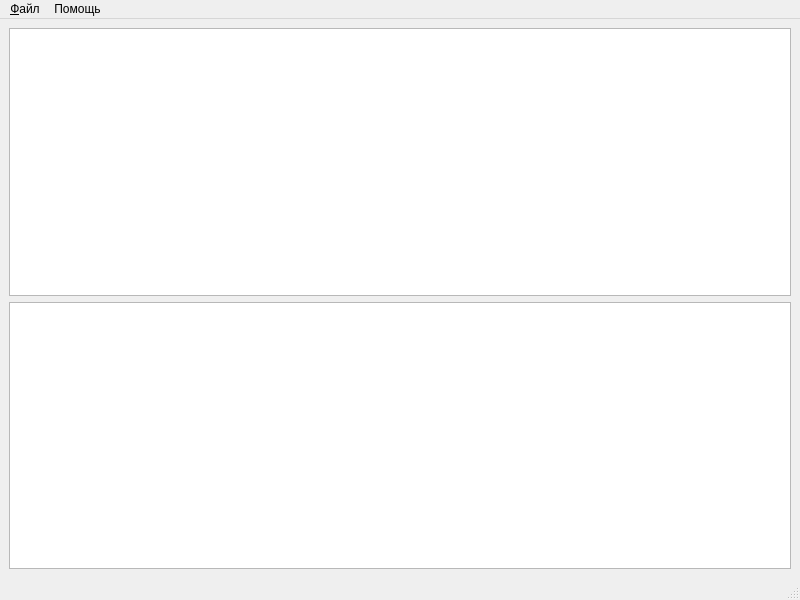
This is mainwindow.ui in legitnick/qt-check as Qt 5 draws it before an edit. The edited form follows.
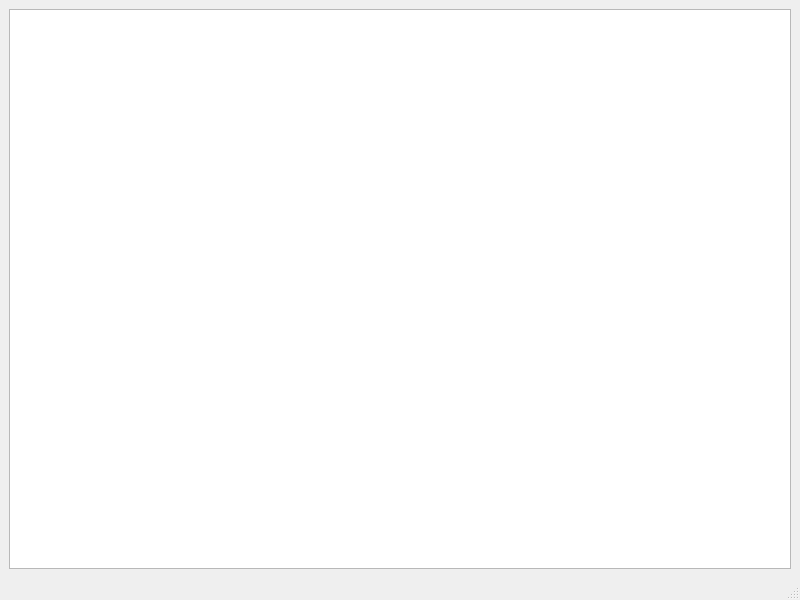
This is the edited form. Icons and pictures are not drawn.

Diff of the .ui file:
```diff
--- a/mainwindow.ui
+++ b/mainwindow.ui
@@ -21,53 +21,11 @@
   </property>
   <widget class="QWidget" name="centralwidget">
    <layout class="QVBoxLayout" name="verticalLayout">
-    <item>
-     <widget class="QTableView" name="tableView"/>
-    </item>
     <item>
      <widget class="QTableWidget" name="tableWidget"/>
     </item>
    </layout>
   </widget>
-  <widget class="QMenuBar" name="menubar">
-   <property name="geometry">
-    <rect>
-     <x>0</x>
-     <y>0</y>
-     <width>800</width>
-     <height>20</height>
-    </rect>
-   </property>
-   <widget class="QMenu" name="menu">
-    <property name="title">
-     <string>&amp;Файл</string>
-    </property>
-    <addaction name="actionNew"/>
-    <addaction name="actionOpen"/>
-    <addaction name="actionSave"/>
-    <addaction name="actionSaveAs"/>
-    <addaction name="separator"/>
-    <addaction name="action"/>
-    <addaction name="separator"/>
-    <addaction name="actionExit"/>
-   </widget>
-   <widget class="QMenu" name="menu_3">
-    <property name="title">
-     <string>Помощь</string>
-    </property>
-    <widget class="QMenu" name="menu_5">
-     <property name="title">
-      <string>О программе</string>
-     </property>
-     <addaction name="actionThis_is_a_random_copied_UI"/>
-    </widget>
-    <addaction name="menu_5"/>
-    <addaction name="separator"/>
-    <addaction name="separator"/>
-   </widget>
-   <addaction name="menu"/>
-   <addaction name="menu_3"/>
-  </widget>
   <widget class="QStatusBar" name="statusbar"/>
   <action name="actionNew">
    <property name="icon">
```
